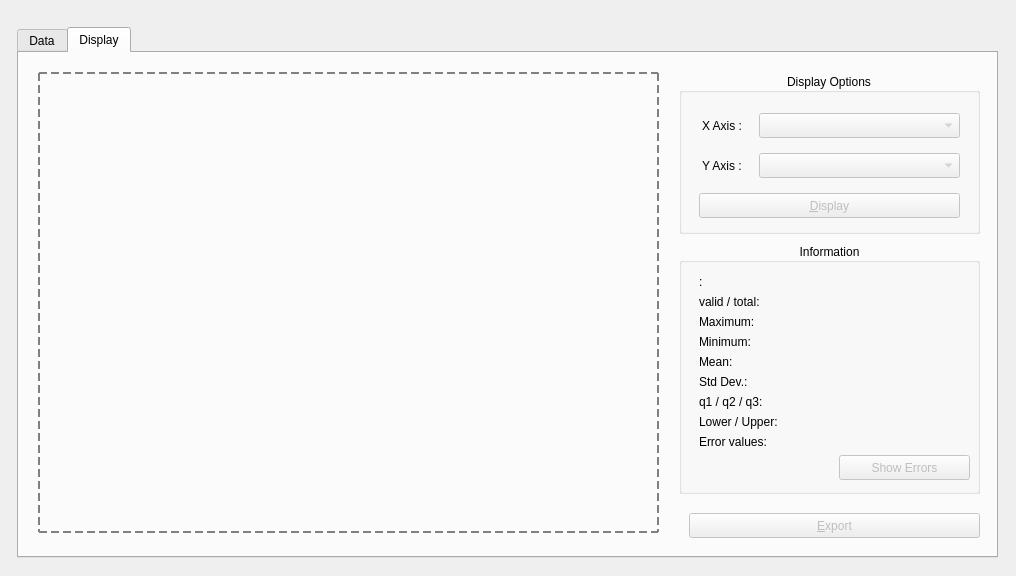
HansBug/dgdvapp, file app/ui/form_boxplot.ui: the form before one commit.
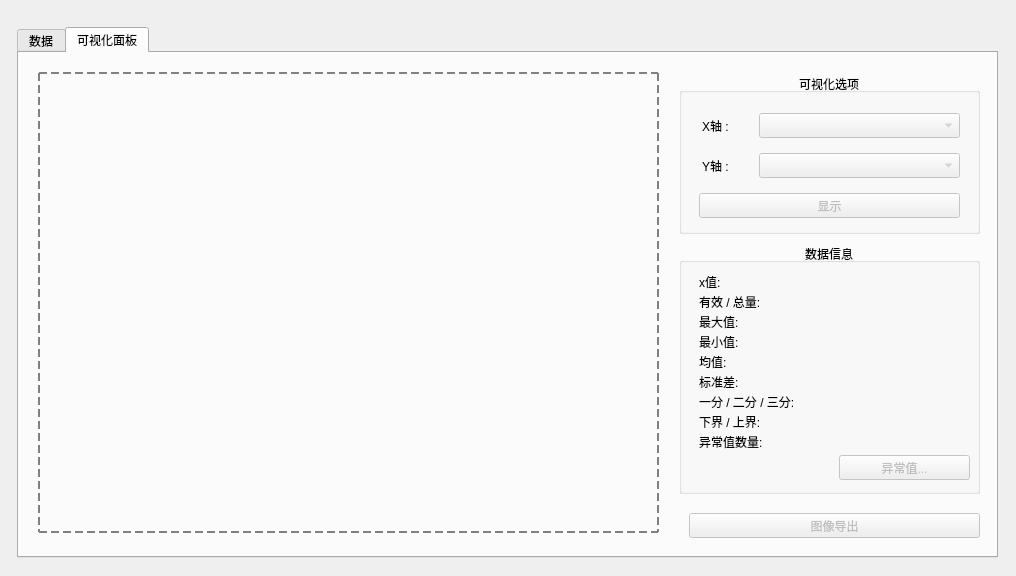
The form after the commit. The open tabs and pages were chosen to show the change.

What changed in the file:
```diff
--- a/app/ui/form_boxplot.ui
+++ b/app/ui/form_boxplot.ui
@@ -27,7 +27,7 @@
    </property>
    <widget class="QWidget" name="tab_data">
     <attribute name="title">
-     <string>Data</string>
+     <string>数据</string>
     </attribute>
     <widget class="QTableView" name="table_data">
      <property name="geometry">
@@ -58,7 +58,7 @@
    </widget>
    <widget class="QWidget" name="tab_display">
     <attribute name="title">
-     <string>Display</string>
+     <string>可视化面板</string>
     </attribute>
     <widget class="QPushButton" name="button_export">
      <property name="enabled">
@@ -73,7 +73,7 @@
       </rect>
      </property>
      <property name="text">
-      <string>&amp;Export</string>
+      <string>图像导出</string>
      </property>
      <property name="shortcut">
       <string>Ctrl+S</string>
@@ -102,7 +102,7 @@
       </rect>
      </property>
      <property name="title">
-      <string>Display Options</string>
+      <string>可视化选项</string>
      </property>
      <property name="alignment">
       <set>Qt::AlignCenter</set>
@@ -120,7 +120,7 @@
        </rect>
       </property>
       <property name="text">
-       <string>&amp;Display</string>
+       <string>显示</string>
       </property>
       <property name="shortcut">
        <string>Return</string>
@@ -155,7 +155,7 @@
        </rect>
       </property>
       <property name="text">
-       <string>X Axis :</string>
+       <string>X轴 :</string>
       </property>
      </widget>
      <widget class="QComboBox" name="combo_y">
@@ -181,7 +181,7 @@
        </rect>
       </property>
       <property name="text">
-       <string>Y Axis :</string>
+       <string>Y轴 :</string>
       </property>
      </widget>
      <zorder>label_x</zorder>
@@ -200,7 +200,7 @@
       </rect>
      </property>
      <property name="title">
-      <string>Information</string>
+      <string>数据信息</string>
      </property>
      <property name="alignment">
       <set>Qt::AlignCenter</set>
@@ -215,7 +215,7 @@
        </rect>
       </property>
       <property name="text">
-       <string>valid / total: </string>
+       <string>有效 / 总量: </string>
       </property>
      </widget>
      <widget class="QLabel" name="label_max">
@@ -228,7 +228,7 @@
        </rect>
       </property>
       <property name="text">
-       <string>Maximum: </string>
+       <string>最大值: </string>
       </property>
      </widget>
      <widget class="QLabel" name="label_min">
@@ -241,7 +241,7 @@
        </rect>
       </property>
       <property name="text">
-       <string>Minimum: </string>
+       <string>最小值: </string>
       </property>
      </widget>
      <widget class="QLabel" name="label_mean">
@@ -254,7 +254,7 @@
        </rect>
       </property>
       <property name="text">
-       <string>Mean: </string>
+       <string>均值: </string>
       </property>
      </widget>
      <widget class="QLabel" name="label_std">
@@ -267,7 +267,7 @@
        </rect>
       </property>
       <property name="text">
-       <string>Std Dev.: </string>
+       <string>标准差: </string>
       </property>
      </widget>
      <widget class="QLabel" name="label_qs">
@@ -280,7 +280,7 @@
        </rect>
       </property>
       <property name="text">
-       <string>q1 / q2 / q3: </string>
+       <string>一分 / 二分 / 三分: </string>
       </property>
      </widget>
      <widget class="QLabel" name="label_bound">
@@ -293,7 +293,7 @@
        </rect>
       </property>
       <property name="text">
-       <string>Lower / Upper: </string>
+       <string>下界 / 上界: </string>
       </property>
      </widget>
      <widget class="QLabel" name="label_errors">
@@ -306,7 +306,7 @@
        </rect>
       </property>
       <property name="text">
-       <string>Error values:</string>
+       <string>异常值数量:</string>
       </property>
      </widget>
      <widget class="QLabel" name="label_x_value">
@@ -319,7 +319,7 @@
        </rect>
       </property>
       <property name="text">
-       <string>&lt;x&gt;: </string>
+       <string>x值: </string>
       </property>
      </widget>
      <widget class="QPushButton" name="button_show_errors">
@@ -335,7 +335,7 @@
        </rect>
       </property>
       <property name="text">
-       <string>Show Errors</string>
+       <string>异常值...</string>
       </property>
      </widget>
     </widget>
```
Left out of the diff: 6 changed lines with no effect on the pictures.
